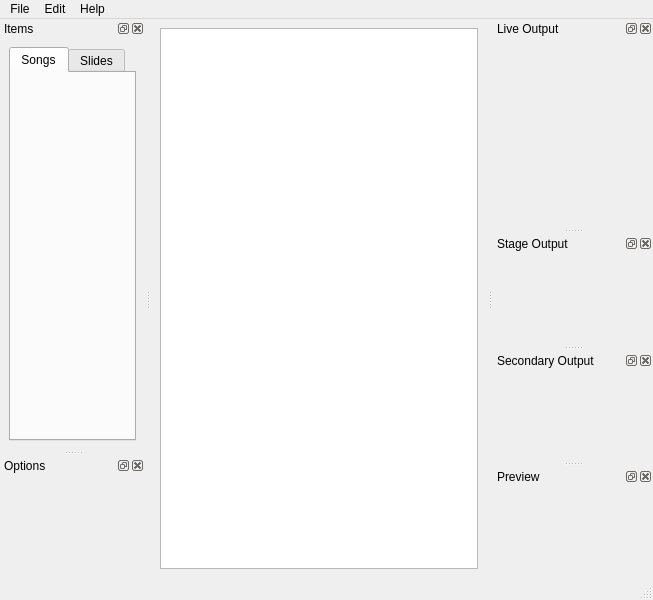
First picture: the form in src/mainwindow.ui, repository google-code-export/dviz, before the edit.
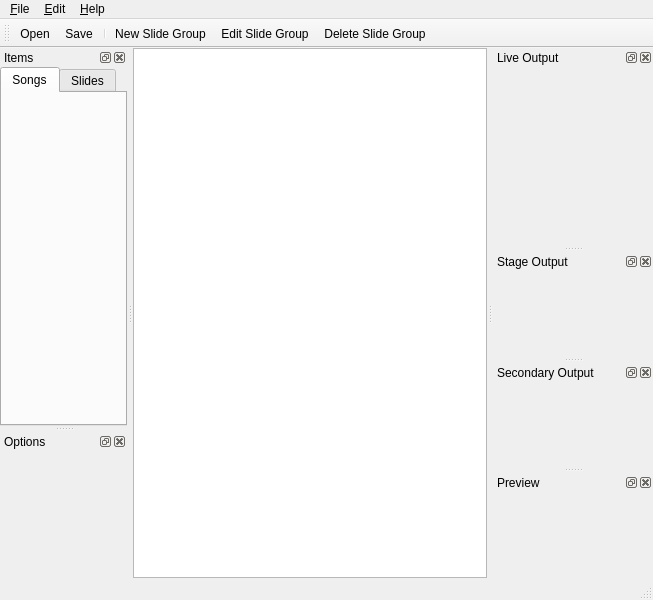
Second picture: the form after the edit.

```diff
--- a/src/mainwindow.ui
+++ b/src/mainwindow.ui
@@ -15,6 +15,9 @@
   </property>
   <widget class="QWidget" name="centralwidget">
    <layout class="QVBoxLayout" name="verticalLayout">
+    <property name="margin">
+     <number>0</number>
+    </property>
     <item>
      <widget class="QListView" name="listView"/>
     </item>
@@ -26,12 +29,12 @@
      <x>0</x>
      <y>0</y>
      <width>653</width>
-     <height>26</height>
+     <height>19</height>
     </rect>
    </property>
    <widget class="QMenu" name="menuFile">
     <property name="title">
-     <string>File</string>
+     <string>&amp;File</string>
     </property>
     <addaction name="actionNew"/>
     <addaction name="separator"/>
@@ -43,14 +46,14 @@
    </widget>
    <widget class="QMenu" name="menuEdit">
     <property name="title">
-     <string>Edit</string>
+     <string>&amp;Edit</string>
     </property>
     <addaction name="actionNew_Slide_Group"/>
     <addaction name="actionDelete_Slide_Group"/>
    </widget>
    <widget class="QMenu" name="menuHelp">
     <property name="title">
-     <string>Help</string>
+     <string>&amp;Help</string>
     </property>
     <addaction name="actionAbout_DViz"/>
     <addaction name="separator"/>
@@ -70,6 +73,9 @@
    </attribute>
    <widget class="QWidget" name="dockWidgetContents_2">
     <layout class="QVBoxLayout" name="verticalLayout_2">
+     <property name="margin">
+      <number>0</number>
+     </property>
      <item>
       <widget class="QTabWidget" name="tabWidget">
        <property name="currentIndex">
@@ -141,14 +147,31 @@
    </attribute>
    <widget class="QWidget" name="dockWidgetContents_9"/>
   </widget>
+  <widget class="QToolBar" name="toolBar">
+   <property name="windowTitle">
+    <string>toolBar</string>
+   </property>
+   <attribute name="toolBarArea">
+    <enum>TopToolBarArea</enum>
+   </attribute>
+   <attribute name="toolBarBreak">
+    <bool>false</bool>
+   </attribute>
+   <addaction name="actionOpen"/>
+   <addaction name="actionSave"/>
+   <addaction name="separator"/>
+   <addaction name="actionNew_Slide_Group"/>
+   <addaction name="actionEdit_Slide_Group"/>
+   <addaction name="actionDelete_Slide_Group"/>
+  </widget>
   <action name="actionOpen">
    <property name="text">
-    <string>Open ...</string>
+    <string>&amp;Open ...</string>
    </property>
   </action>
   <action name="actionSave">
    <property name="text">
-    <string>Save</string>
+    <string>&amp;Save</string>
    </property>
   </action>
   <action name="actionSave_As">
@@ -183,7 +206,20 @@
   </action>
   <action name="actionExit">
    <property name="text">
-    <string>Exit</string>
+    <string>E&amp;xit</string>
+   </property>
+  </action>
+  <action name="actionEdit_Slide_Group">
+   <property name="text">
+    <string>Edit Slide Group</string>
+   </property>
+   <property name="shortcut">
+    <string>F2</string>
+   </property>
+  </action>
+  <action name="actionSetup_Outputs">
+   <property name="text">
+    <string>Setup Out&amp;puts...</string>
    </property>
   </action>
  </widget>
```
Left out of the diff: 19 changed lines with no effect on the pictures.
